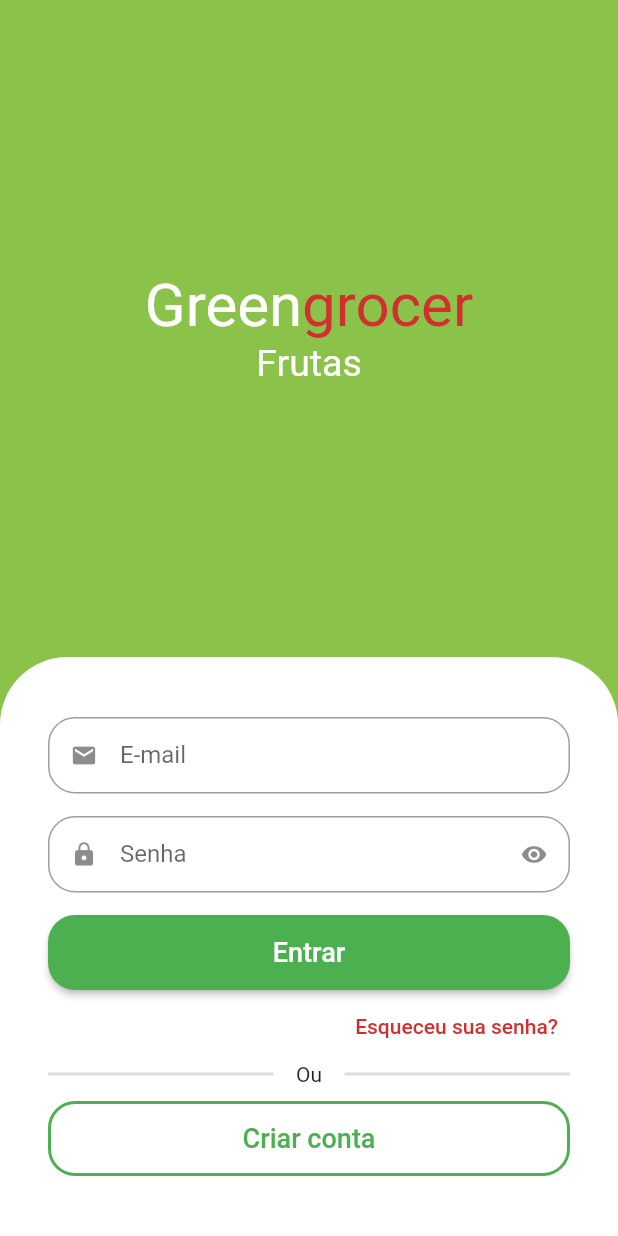
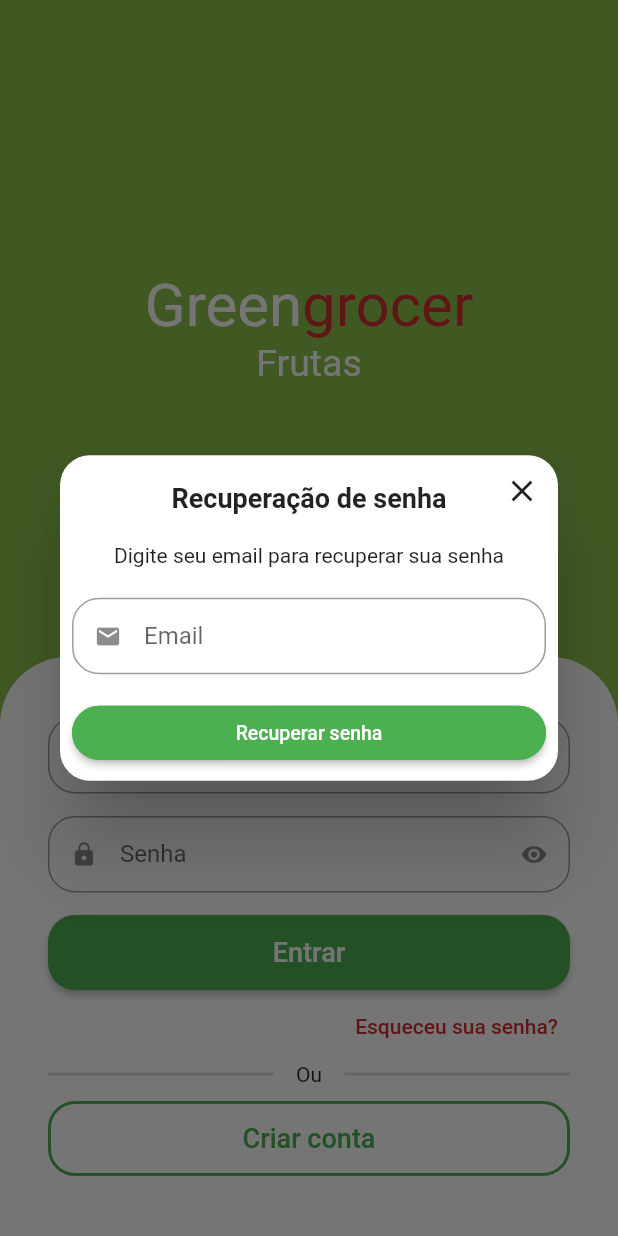
Before and after one commit to carlosgiovani/Flutter_GreenGrocer, a Flutter app: the screen it shows after launch, after a tap on "Esqueceu sua senha?", on a phone screen of 412 x 824 dp. Run offline on Flutter 3.47's test engine with Material 2 defaults, Android fonts, the phone set to English and light mode, and no system bars; drawn by our look-alikes of animated_text_kit; our stand-ins replace badges, dio, flutter_secure_storage, fluttertoast, freezed_annotation, get and 4 more; missing offline and left inert: add_to_cart_animation, dart:ffi.

Commit message:
Recuperacao de senha

```diff
--- a/lib/src/constants/endpoints.dart
+++ b/lib/src/constants/endpoints.dart
@@ -4,4 +4,5 @@ abstract class Endpoints {
   static const String signin = '$baseUrl/login';
   static const String signup = '$baseUrl/signup';
   static const String validateToken = '$baseUrl/validate-token';
+  static const String resetPassword = '$baseUrl/reset-password';
 }
--- a/lib/src/pages/auth/controller/auth_controller.dart
+++ b/lib/src/pages/auth/controller/auth_controller.dart
@@ -70,6 +70,10 @@ class AuthController extends GetxController {
     );
   }
 
+  Future<void> resetPassword(String email) async {
+    await authRepository.resetPassword(email);
+  }
+
   Future<void> signIn({
     required String email,
     required String password,
--- a/lib/src/pages/auth/respository/auth_respository.dart
+++ b/lib/src/pages/auth/respository/auth_respository.dart
@@ -53,4 +53,12 @@ class AuthRepository {
     );
     return handleUserOrError(result);
   }
+
+  Future<void> resetPassword(String email) async {
+    await _httpManager.restRequest(
+      url: Endpoints.resetPassword,
+      method: HttpMethods.post,
+      body: {'email': email},
+    );
+  }
 }
--- /dev/null
+++ b/lib/src/pages/auth/view/components/forgot_password_dialog.dart
@@ -0,0 +1,114 @@
+import 'package:flutter/material.dart';
+import 'package:get/get.dart';
+import 'package:greengrocer/src/pages/auth/controller/auth_controller.dart';
+import 'package:greengrocer/src/pages/commons_widgets/custom_text_field.dart';
+import 'package:greengrocer/src/services/validators.dart';
+
+class ForgotPasswordDialog extends StatelessWidget {
+  final emailController = TextEditingController();
+
+  ForgotPasswordDialog({
+    required String email,
+    Key? key,
+  }) : super(key: key) {
+    emailController.text = email;
+  }
+
+  final _formFieldKey = GlobalKey<FormFieldState>();
+  final authController = Get.find<AuthController>();
+
+  @override
+  Widget build(BuildContext context) {
+    return Dialog(
+      shape: RoundedRectangleBorder(
+        borderRadius: BorderRadius.circular(20),
+      ),
+      child: Stack(
+        alignment: Alignment.center,
+        children: [
+          // Conteúdo
+          Padding(
+            padding: const EdgeInsets.all(8.0),
+            child: Column(
+              crossAxisAlignment: CrossAxisAlignment.stretch,
+              mainAxisSize: MainAxisSize.min,
+              children: [
+                // Titulo
+                const Padding(
+                  padding: EdgeInsets.symmetric(vertical: 10),
+                  child: Text(
+                    'Recuperação de senha',
+                    textAlign: TextAlign.center,
+                    style: TextStyle(
+                      fontWeight: FontWeight.bold,
+                      fontSize: 18,
+                    ),
+                  ),
+                ),
+
+                // Descrição
+                const Padding(
+                  padding: EdgeInsets.only(
+                    top: 10,
+                    bottom: 20,
+                  ),
+                  child: Text(
+                    'Digite seu email para recuperar sua senha',
+                    textAlign: TextAlign.center,
+                    style: TextStyle(),
+                  ),
+                ),
+
+                // Campo de email
+                CustomTextField(
+                  formFieldKey: _formFieldKey,
+                  controller: emailController,
+                  icon: Icons.email,
+                  label: 'Email',
+                  validator: emailValidator,
+                ),
+
+                // Confirmar
+                ElevatedButton(
+                  style: ElevatedButton.styleFrom(
+                    shape: RoundedRectangleBorder(
+                      borderRadius: BorderRadius.circular(20),
+                    ),
+                    side: const BorderSide(
+                      width: 2,
+                      color: Colors.green,
+                    ),
+                  ),
+                  onPressed: () {
+                    if (_formFieldKey.currentState!.validate()) {
+                      authController.resetPassword(emailController.text);
+                      Get.back(result: true);
+                    }
+                  },
+                  child: const Text(
+                    'Recuperar senha',
+                    style: TextStyle(
+                      fontSize: 13,
+                    ),
+                  ),
+                ),
+              ],
+            ),
+          ),
+
+          // Botão para fechar
+          Positioned(
+            top: 0,
+            right: 0,
+            child: IconButton(
+              onPressed: () {
+                Navigator.of(context).pop();
+              },
+              icon: const Icon(Icons.close),
+            ),
+          ),
+        ],
+      ),
+    );
+  }
+}
--- a/lib/src/pages/auth/view/sign_in_screen.dart
+++ b/lib/src/pages/auth/view/sign_in_screen.dart
@@ -3,15 +3,19 @@ import 'package:flutter/material.dart';
 import 'package:get/get.dart';
 import 'package:greengrocer/src/config/custom_colors.dart';
 import 'package:greengrocer/src/pages/auth/controller/auth_controller.dart';
+import 'package:greengrocer/src/pages/auth/view/components/forgot_password_dialog.dart';
 import 'package:greengrocer/src/pages/commons_widgets/app_name_widget.dart';
 import 'package:greengrocer/src/pages/commons_widgets/custom_text_field.dart';
 import 'package:greengrocer/src/pages_routes/app_pages.dart';
+import 'package:greengrocer/src/services/utils_service.dart';
 import 'package:greengrocer/src/services/validators.dart';
 
 class SignInScreen extends StatelessWidget {
   SignInScreen({Key? key}) : super(key: key);
 
   final _formKey = GlobalKey<FormState>();
+
+  final utilsServices = UtilsServices();
 
   //Controlador de campos
   final emailController = TextEditingController();
@@ -129,7 +133,20 @@ class SignInScreen extends StatelessWidget {
                     Align(
                       alignment: Alignment.centerRight,
                       child: TextButton(
-                        onPressed: () {},
+                        onPressed: () async {
+                          final bool? result = await showDialog(
+                            context: context,
+                            builder: (_) {
+                              return ForgotPasswordDialog(
+                                  email: emailController.text);
+                            },
+                          );
+                          if (result ?? false) {
+                            utilsServices.showToast(
+                                message:
+                                    'Um link de recuperação foi enviado para seu email.');
+                          }
+                        },
                         child: Text(
                           'Esqueceu sua senha?',
                           style: TextStyle(
--- a/lib/src/pages/commons_widgets/custom_text_field.dart
+++ b/lib/src/pages/commons_widgets/custom_text_field.dart
@@ -12,6 +12,7 @@ class CustomTextField extends StatefulWidget {
   final void Function(String?)? onSaved;
   final TextEditingController? controller;
   final TextInputType? textInputType;
+  final GlobalKey<FormFieldState>? formFieldKey;
 
   const CustomTextField({
     Key? key,
@@ -25,6 +26,7 @@ class CustomTextField extends StatefulWidget {
     this.controller,
     this.textInputType,
     this.onSaved,
+    this.formFieldKey,
   }) : super(key: key);
 
   @override
@@ -45,6 +47,7 @@ class _CustomTextFieldState extends State<CustomTextField> {
     return Padding(
       padding: const EdgeInsets.only(bottom: 15),
       child: TextFormField(
+        key: widget.formFieldKey,
         controller: widget.controller,
         readOnly: widget.readOnly,
         initialValue: widget.initialValue,
```
